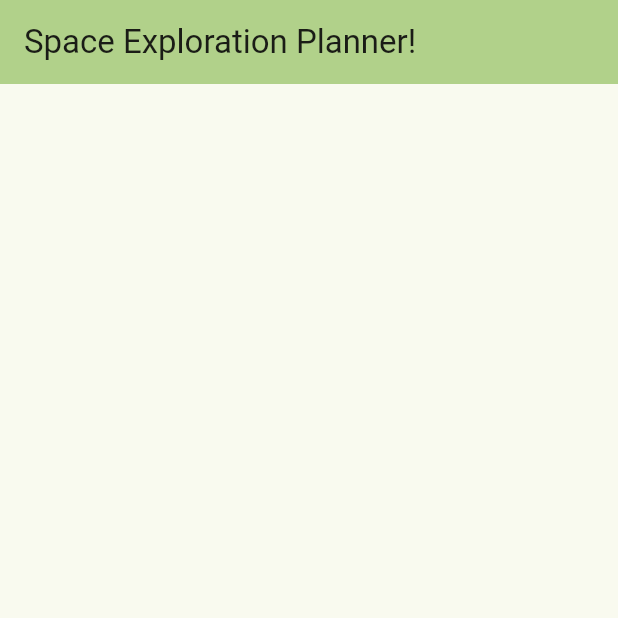
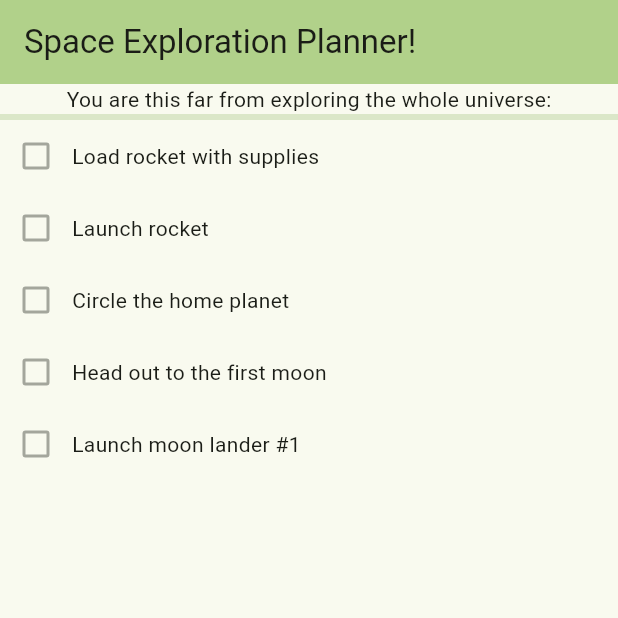
Before and after one commit to rajatpatil369/exploration_app, a Flutter app: the screen it shows after launch, on a phone screen of 412 x 824 dp, the top half of it. Run offline on Flutter 3.47's test engine with Material 2 defaults, Android fonts, the light colour scheme and no system bars.

Commit message:
Basic app structure.

```diff
--- a/lib/main.dart
+++ b/lib/main.dart
@@ -6,7 +6,7 @@ class MyApp extends StatelessWidget {
   @override
   Widget build(BuildContext context) {
     return MaterialApp(
-      title: 'Exploration',
+      title: 'Exploration!',
       theme: ThemeData(
         colorScheme: ColorScheme.fromSeed(seedColor: Colors.lightGreenAccent),
         useMaterial3: true,
@@ -24,6 +24,53 @@ class MyHomePage extends StatelessWidget {
         backgroundColor: Theme.of(context).colorScheme.inversePrimary,
         title: Text("Space Exploration Planner!"),
       ),
+      body: Column(
+        children: [
+          Progress(),
+          TaskList(),
+        ],
+      ),
     );
   }
 }
+
+class Progress extends StatelessWidget {
+  @override
+  Widget build(BuildContext context) {
+    return const Column(
+      children: [
+        Text("You are this far from exploring the whole universe:"),
+        LinearProgressIndicator(value: 0.0),
+      ],
+    );
+  }
+}
+
+class TaskList extends StatelessWidget {
+  @override
+  Widget build(BuildContext context) {
+    return Column(children: [
+      TaskItem(label: "Load rocket with supplies"),
+      TaskItem(label: "Launch rocket"),
+      TaskItem(label: "Circle the home planet"),
+      TaskItem(label: "Head out to the first moon"),
+      TaskItem(
+        label: "Launch moon lander #1",
+      ),
+    ]);
+  }
+}
+
+class TaskItem extends StatelessWidget {
+  final String label;
+  TaskItem({Key? key, required this.label}) : super(key: key);
+  @override
+  Widget build(BuildContext context) {
+    return Row(
+      children: [
+        Checkbox(onChanged: null, value: false),
+        Text(label),
+      ],
+    );
+  }
+}
```
